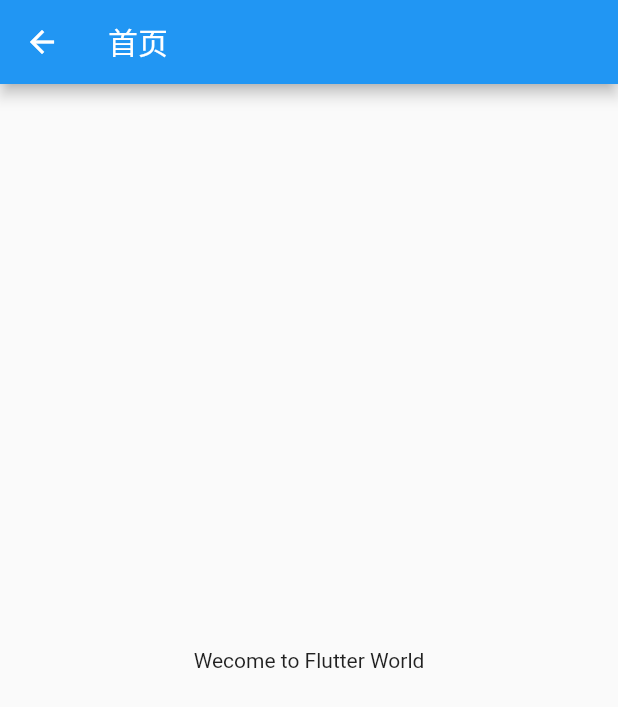
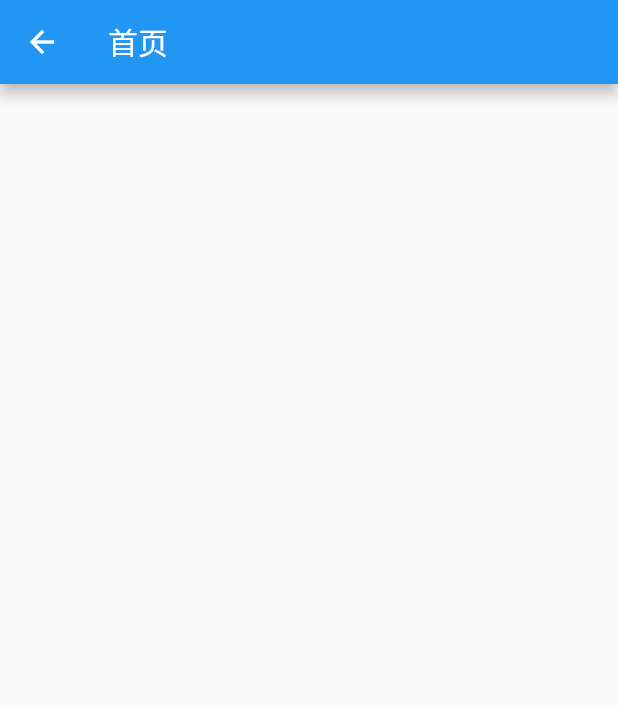
Before and after one commit to youzaiyouzaiE/Flutter_Demo, a Flutter app: the HomePage screen opened directly, on a phone screen of 412 x 824 dp. Shown: the top 707 px of the screen. Run offline on Flutter 3.47's test engine with Material 2 defaults, Android fonts, the phone set to English and light mode, and no system bars.

Commit message:
布局调整

```diff
--- a/lib/HomePage.dart
+++ b/lib/HomePage.dart
@@ -1,7 +1,17 @@
 import 'package:flutter/material.dart';
 
 
-class HomePage extends StatelessWidget {
+class HomePage extends StatefulWidget {
+
+
+  State<StatefulWidget> createState() {
+    return new HomeState();
+  }
+}
+
+
+class HomeState extends State <HomePage> {
+  int _selectedIndex = 0;
 
   @override
   Widget build(BuildContext context) {
@@ -9,9 +19,7 @@ class HomePage extends StatelessWidget {
       appBar: AppBar(
         title: Text("首页"),
       ),
-        body: new Center(
-          child: new Text("Wecome to Flutter World"),
-      ),
     );
   }
+
 }
--- a/lib/main.dart
+++ b/lib/main.dart
@@ -1,5 +1,7 @@
 import 'package:flutter/material.dart';
 import 'package:flutter_app_login/LoginPage.dart';
+import 'package:flutter_app_login/TabBarPag.dart';
+
 
 void main() {
   return runApp(MyApp());
```
Also changed, not shown: lib/LoginPage.dart (+8 -11 lines), lib/TabBarPag.dart (added, +62 -0 lines), pubspec.lock, 1 other file.
